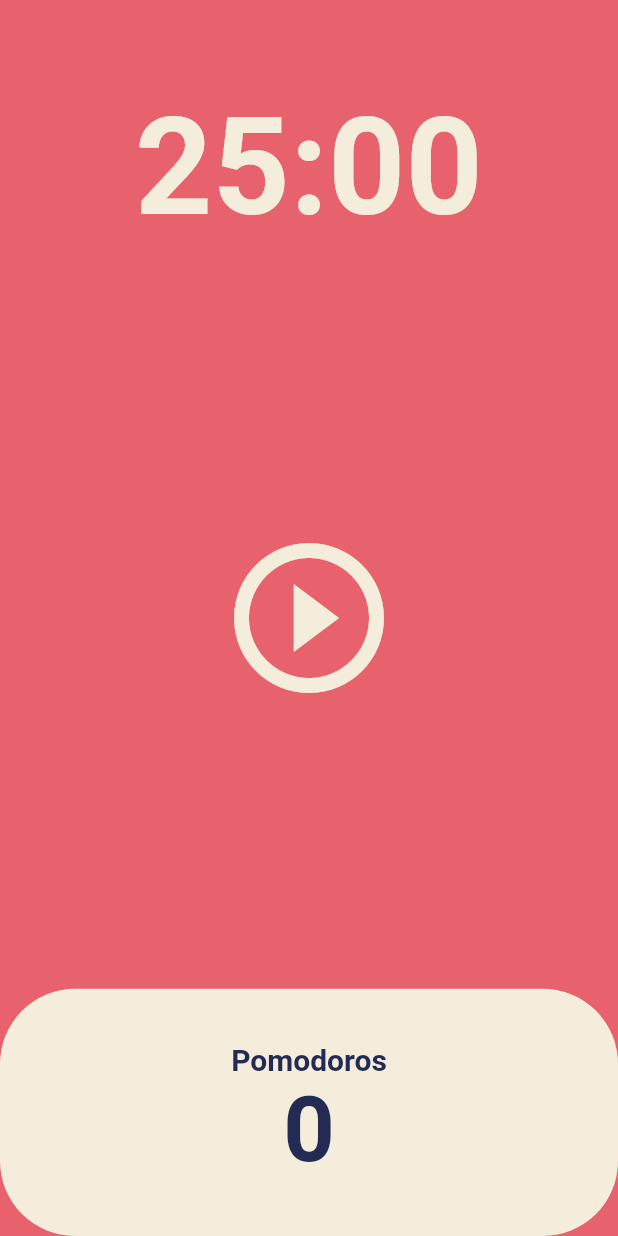
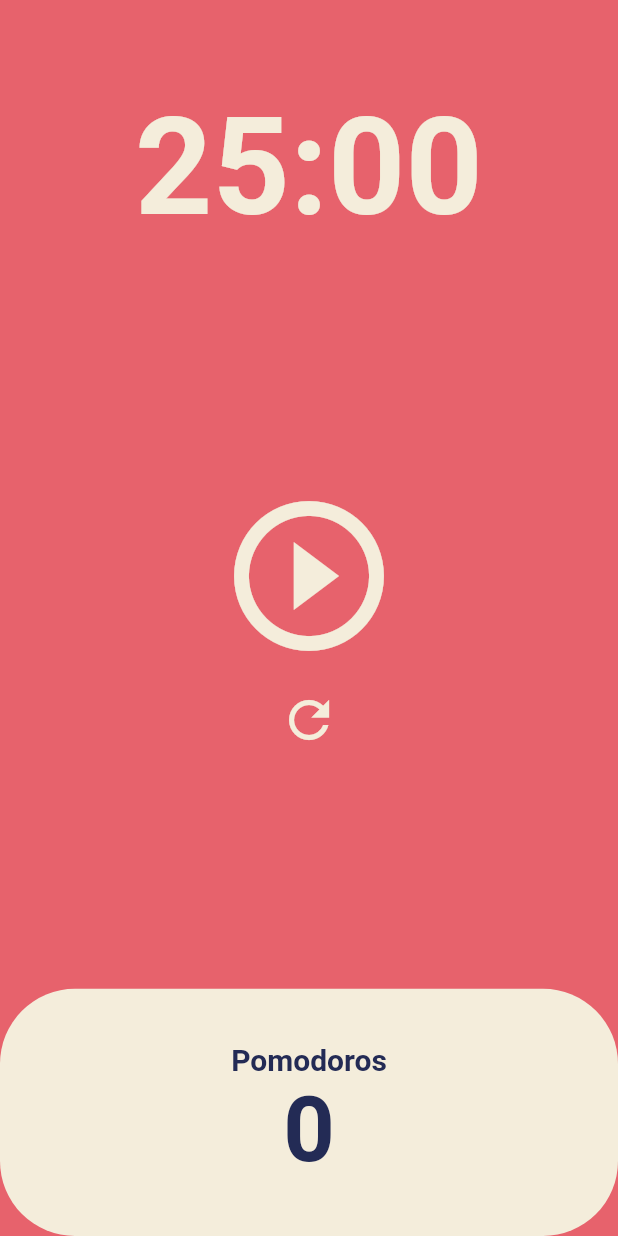
Before and after one commit to jw1036/2022_flutter_toonflix, a Flutter app: the screen it shows after launch, on a phone screen of 412 x 824 dp. Run offline on Flutter 3.47's test engine with Material 2 defaults, Android fonts, the phone set to English and light mode, and no system bars.

Commit message:
5.4 Code challenge

```diff
--- a/lib/screens/home_screen.dart
+++ b/lib/screens/home_screen.dart
@@ -51,6 +51,17 @@ class _HomeScreenState extends State<HomeScreen> {
     });
   }
 
+  void onResetPressed() {
+    if (isRunning) {
+      timer.cancel();
+      isRunning = false;
+    }
+
+    setState(() {
+      totalSeconds = twentyFiveMinutes;
+    });
+  }
+
   String format(int seconds) {
     var duration = Duration(seconds: seconds);
     return duration.toString().split('.').first.substring(2);
@@ -78,8 +89,10 @@ class _HomeScreenState extends State<HomeScreen> {
           ),
           Flexible(
             flex: 3,
-            child: Center(
-              child: IconButton(
+            child: Column(
+              mainAxisAlignment: MainAxisAlignment.center,
+              children: [
+                IconButton(
                   onPressed: isRunning ? onPausePressed : onStartPressed,
                   icon: Icon(isRunning
                       ? Icons.pause_circle_outline
@@ -87,6 +100,13 @@ class _HomeScreenState extends State<HomeScreen> {
                   color: Theme.of(context).cardColor,
                   iconSize: 120,
                 ),
+                IconButton(
+                  onPressed: onResetPressed,
+                  icon: const Icon(Icons.refresh),
+                  color: Theme.of(context).cardColor,
+                  iconSize: 40,
+                ),
+              ],
             ),
           ),
           Flexible(
```
Lines whose indentation alone changed are shown as unchanged.
